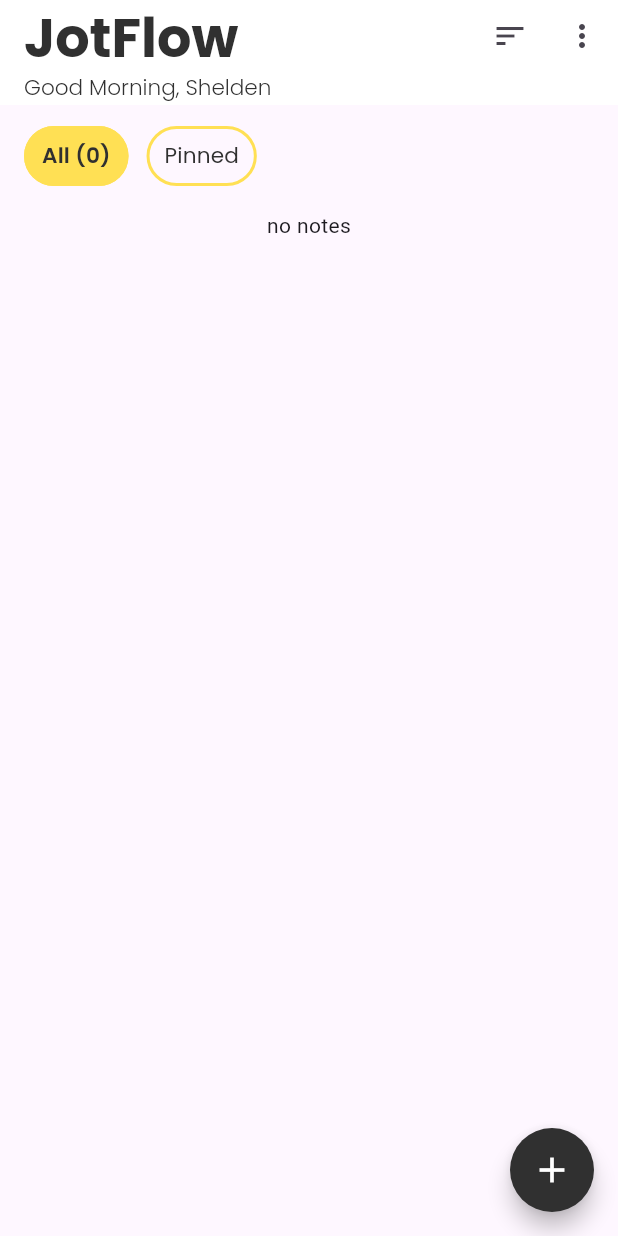
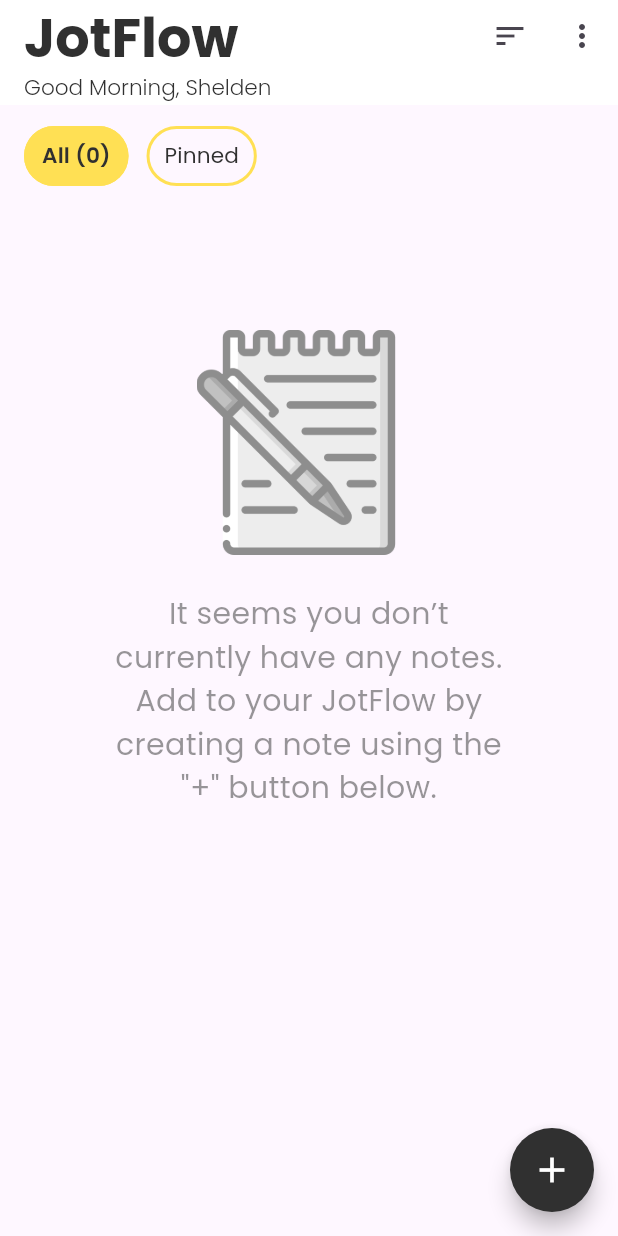
Before and after one commit to SheldenR/JotFlow, a Flutter app: the screen it shows after launch, on a phone screen of 412 x 824 dp. Run offline on Flutter 3.47's test engine with Material 3 defaults, Android fonts, the phone set to English and light mode, and no system bars; our stand-ins replace hive, hive_flutter; accounts and stored records are empty.

Commit message:
Updated home screen image for users without any notes

```diff
--- a/lib/screens/home_screen.dart
+++ b/lib/screens/home_screen.dart
@@ -169,7 +169,28 @@ class _HomeScreenState extends State<HomeScreen> {
                 },
               ))
             else
-              const Expanded(child: Text("no notes"))
+              const Padding(
+                  padding: EdgeInsets.only(left: 50, right: 50),
+                  child: Column(
+                    children: [
+                      Padding(
+                          padding: EdgeInsets.only(top: 80, bottom: 25),
+                          child: Image(
+                            image: AssetImage('assets/no_notes.png'),
+                            width: 150,
+                          )),
+                      Text(
+                        "It seems you don’t currently have any notes. Add to your JotFlow by creating a note using the \"+\" button below.",
+                        style: TextStyle(
+                          fontSize: 20,
+                          fontFamily: "Poppins",
+                          fontWeight: FontWeight.w400,
+                          color: Color(0x7F303030),
+                        ),
+                        textAlign: TextAlign.center,
+                      )
+                    ],
+                  ))
           ])),
       floatingActionButton: FloatingActionButton(
         shape: const CircleBorder(),
--- a/pubspec.yaml
+++ b/pubspec.yaml
@@ -32,6 +32,8 @@ dev_dependencies:
 
 flutter:
   uses-material-design: true
+  assets:
+    - assets/no_notes.png
   fonts:
     - family: "Poppins"
       fonts:
```
Also changed, not shown: assets/no_notes.png (added).
